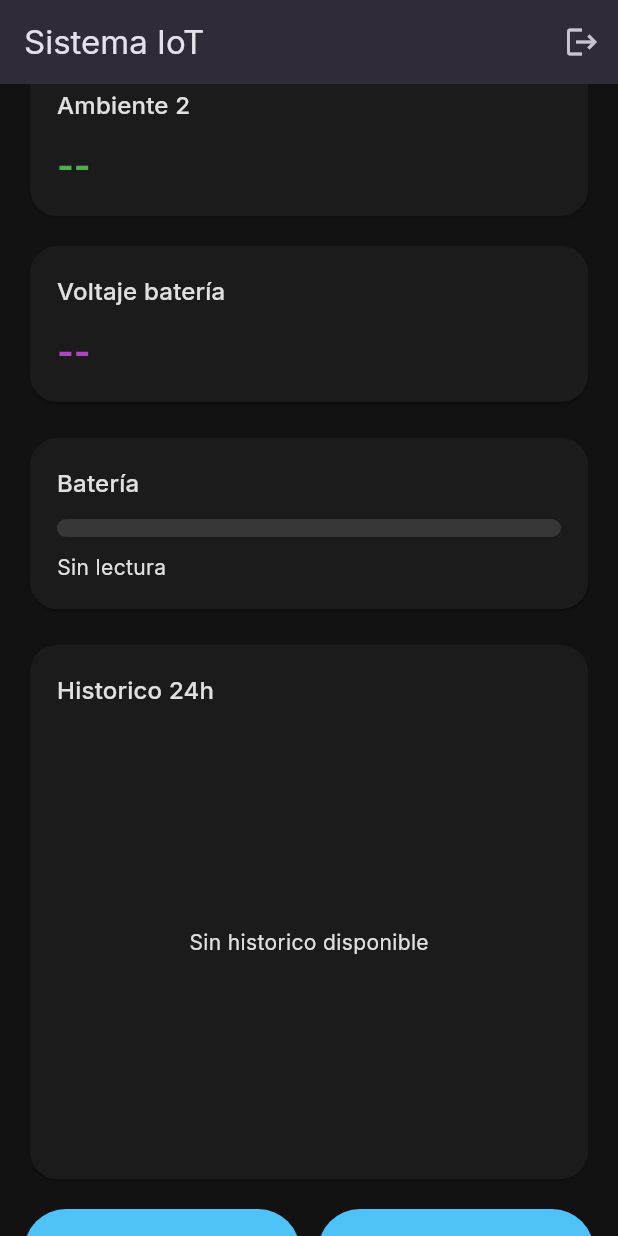
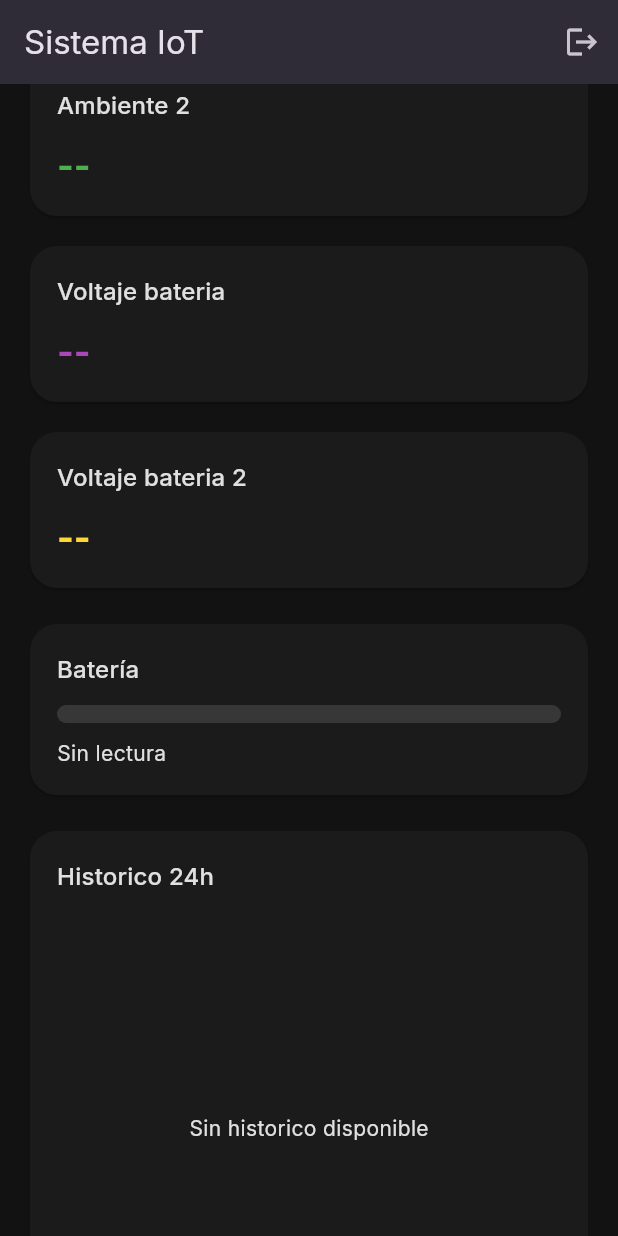
Before and after one commit to Ajara/GortuinoAI, a Flutter app: the DashboardScreen screen opened directly, scrolled down 576 dp, on a phone screen of 412 x 824 dp. Run offline on Flutter 3.47's test engine with Material 3 defaults, Android fonts, the phone set to English and light mode, and no system bars; our stand-ins replace fl_chart, flutter_secure_storage, google_fonts, shared_preferences; accounts and stored records are empty.

Commit message:
Add second battery voltage sensor support

```diff
--- a/codex/iot_flutter_app/lib/models/sensor_data.dart
+++ b/codex/iot_flutter_app/lib/models/sensor_data.dart
@@ -5,6 +5,7 @@ class SensorData {
     required this.deposito,
     required this.ambiente2,
     required this.voltajeBat,
+    required this.voltajeBat2,
     required this.createdAt,
   });
 
@@ -13,6 +14,7 @@ class SensorData {
   final double? deposito;
   final double? ambiente2;
   final double? voltajeBat;
+  final double? voltajeBat2;
   final DateTime createdAt;
 
   factory SensorData.fromJson(Map<String, dynamic> json) {
@@ -22,6 +24,7 @@ class SensorData {
       deposito: _asDouble(json['deposito']),
       ambiente2: _asDouble(json['ambiente2']),
       voltajeBat: _asDouble(json['voltaje_bat'] ?? json['voltaje_bateria']),
+      voltajeBat2: _asDouble(json['voltaje_bat_2']),
       createdAt: DateTime.tryParse(json['created_at']?.toString() ?? '') ??
           DateTime.now(),
     );
--- a/codex/iot_flutter_app/lib/screens/dashboard_screen.dart
+++ b/codex/iot_flutter_app/lib/screens/dashboard_screen.dart
@@ -90,32 +90,38 @@ class _DashboardScreenState extends State<DashboardScreen> {
                     SensorCard(
                       title: 'Exterior',
                       value: sensors?.exterior,
-                      unit: '°C',
+                      unit: 'C',
                       color: const Color(0xFF4FC3F7),
                     ),
                     SensorCard(
                       title: 'Interior',
                       value: sensors?.interior,
-                      unit: '°C',
+                      unit: 'C',
                       color: const Color(0xFFFF9800),
                     ),
                     SensorCard(
-                      title: 'Depósito',
+                      title: 'Deposito',
                       value: sensors?.deposito,
-                      unit: '°C',
+                      unit: 'C',
                       color: const Color(0xFFF44336),
                     ),
                     SensorCard(
                       title: 'Ambiente 2',
                       value: sensors?.ambiente2,
-                      unit: '°C',
+                      unit: 'C',
                       color: const Color(0xFF4CAF50),
                     ),
                     SensorCard(
-                      title: 'Voltaje batería',
+                      title: 'Voltaje bateria',
                       value: sensors?.voltajeBat,
                       unit: 'V',
                       color: const Color(0xFFAB47BC),
+                    ),
+                    SensorCard(
+                      title: 'Voltaje bateria 2',
+                      value: sensors?.voltajeBat2,
+                      unit: 'V',
+                      color: const Color(0xFFFDD835),
                     ),
                   ],
                 ),
@@ -128,7 +134,7 @@ class _DashboardScreenState extends State<DashboardScreen> {
                   children: [
                     Expanded(
                       child: ValveButton(
-                        label: 'Válvula 1',
+                        label: 'Valvula 1',
                         isActive: system.activeValveId == 1,
                         isDisabled:
                             system.activeValveId != null && system.activeValveId != 1,
@@ -139,7 +145,7 @@ class _DashboardScreenState extends State<DashboardScreen> {
                     const SizedBox(width: 12),
                     Expanded(
                       child: ValveButton(
-                        label: 'Válvula 2',
+                        label: 'Valvula 2',
                         isActive: system.activeValveId == 2,
                         isDisabled:
                             system.activeValveId != null && system.activeValveId != 2,
```
Also changed, not shown: 3 other files.
